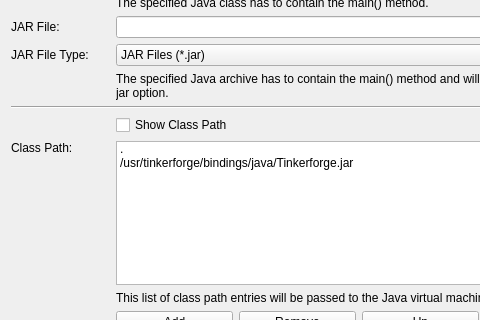
The window that src/brickv/plugin_system/plugins/red/ui/program_page_java.ui (Tinkerforge/brickv) describes before a commit, drawn with Qt 5; both pictures show x 0 to 480 and y 119 to 439 of the 613 by 744 pixel window.
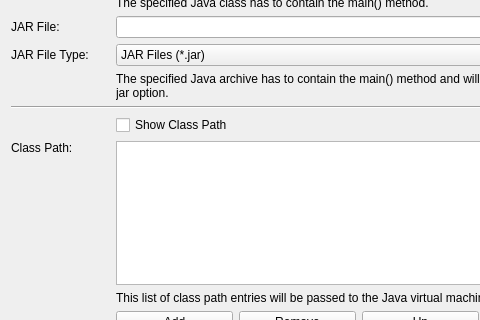
The same window after the commit.

Commit message:
red-brick/pw: Improve Java class path handling
Instead of using absolute paths for automatically added class path
entries, use paths relative to the bin directory. But internal
convert them to absolute path before passing them to the JVM, so
they are independent from the current working diretory.

Also replace the menu-based Add button with a dialog-based one. This
has better usability, supports auto-completion and free-form input.

```diff
--- a/src/brickv/plugin_system/plugins/red/ui/program_page_java.ui
+++ b/src/brickv/plugin_system/plugins/red/ui/program_page_java.ui
@@ -129,24 +129,7 @@
       </widget>
      </item>
      <item row="10" column="1" colspan="4">
-      <widget class="QListWidget" name="list_class_path">
-       <item>
-        <property name="text">
-         <string>.</string>
-        </property>
-        <property name="flags">
-         <set>ItemIsSelectable|ItemIsEditable|ItemIsDragEnabled|ItemIsUserCheckable|ItemIsEnabled</set>
-        </property>
-       </item>
-       <item>
-        <property name="text">
-         <string>/usr/tinkerforge/bindings/java/Tinkerforge.jar</string>
-        </property>
-        <property name="flags">
-         <set>ItemIsSelectable|ItemIsEditable|ItemIsDragEnabled|ItemIsUserCheckable|ItemIsEnabled</set>
-        </property>
-       </item>
-      </widget>
+      <widget class="QListWidget" name="list_class_path"/>
      </item>
      <item row="12" column="1">
       <widget class="QPushButton" name="button_add_class_path_entry">
```
The commit also changes 2 other files.
